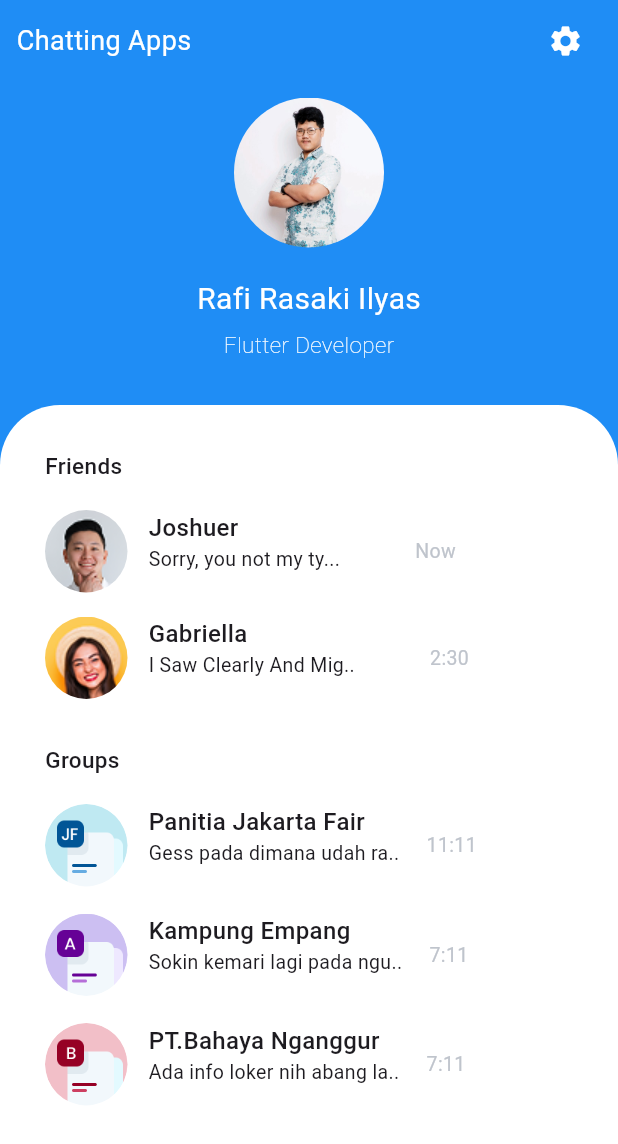
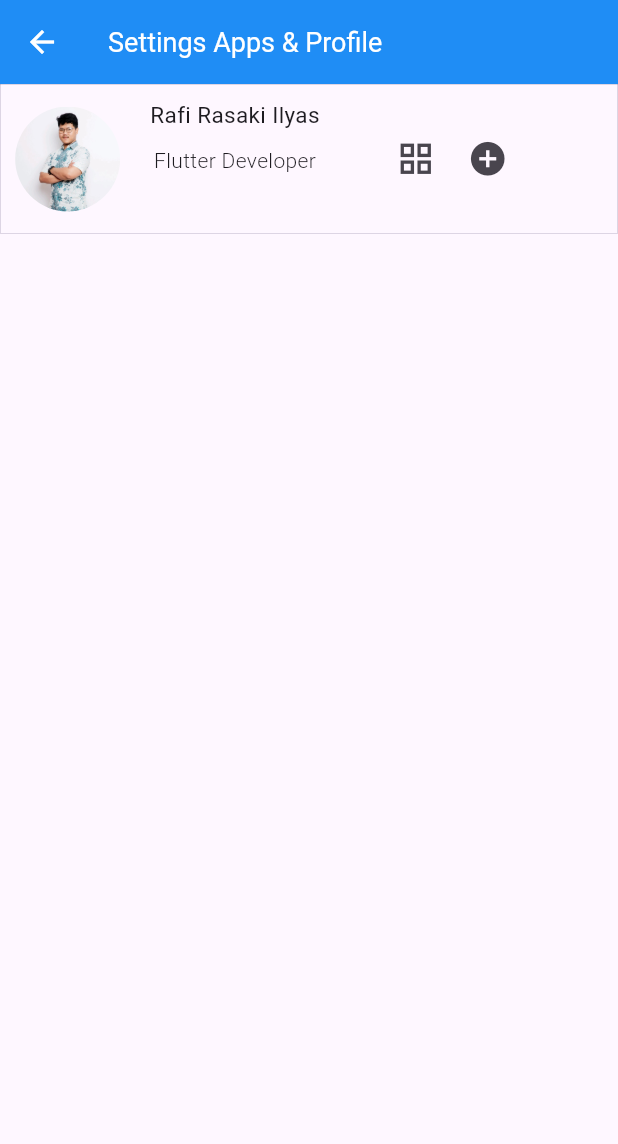
Before and after one commit to RafiRasaki/Slicing_Flutter_Chat, a Flutter app: the screen it shows after launch, after a tap on the "settings" icon, on a phone screen of 412 x 824 dp. Shown: the top 1144 px of the screen. Run offline on Flutter 3.47's test engine with Material 2 defaults, Android fonts, the phone set to English and light mode, and no system bars; our stand-ins replace google_fonts.

Commit message:
Button Settings And Room Chat

```diff
--- a/chat_apps/lib/pages/home_page.dart
+++ b/chat_apps/lib/pages/home_page.dart
@@ -1,3 +1,4 @@
+import 'package:chat_apps/pages/settings_profile.dart';
 import 'package:chat_apps/shared/themes.dart';
 import 'package:chat_apps/widget/custom_grup.dart';
 import 'package:chat_apps/widget/custom_user.dart';
@@ -38,7 +39,10 @@ class _HomePageState extends State<HomePage> {
 
                     IconButton(
                       onPressed: (){
-                        print('Button Setting Success');
+                        Navigator.push(
+                          context, MaterialPageRoute(
+                            builder: (context) => SettingsProfile())
+                        );
                       },
                       icon: Icon(
                         Icons.settings,
--- /dev/null
+++ b/chat_apps/lib/pages/settings_profile.dart
@@ -0,0 +1,101 @@
+import 'package:chat_apps/shared/themes.dart';
+import 'package:flutter/material.dart';
+
+class SettingsProfile extends StatefulWidget {
+  const SettingsProfile({super.key});
+
+  @override
+  State<SettingsProfile> createState() => _SettingsProfileState();
+}
+
+class _SettingsProfileState extends State<SettingsProfile> {
+  @override
+  Widget build(BuildContext context) {
+    return Scaffold(
+      appBar: AppBar(
+        backgroundColor: blue,
+        iconTheme: IconThemeData(
+          color: white
+        ),
+        title: Text(
+          'Settings Apps & Profile',
+          style: TextStyle(
+            fontSize: 18,
+            color: white
+          ),
+        ),
+      ),
+      body: ListView(
+        children: [
+          Container(
+            padding: EdgeInsets.all(10),
+            height: 100,
+            //color: black,
+            decoration: BoxDecoration(
+              color: Colors.transparent,
+              border: Border.all(
+                color: black,
+                width: 0.1
+              )
+            ),
+            child: Row(
+              children: [
+                Container(
+                  width: 70,
+                  height: 70 ,
+                  decoration: BoxDecoration(
+                    borderRadius: BorderRadius.circular(35),
+                    image: DecorationImage(
+                      image: AssetImage('assets/sakicuk.jpg')
+                    ),
+                  ),
+                ),
+
+                const SizedBox(width: 20),
+                Column(
+                  children: [
+                    Text(
+                      'Rafi Rasaki Ilyas',
+                      style: TextStyle(
+                        fontSize: 15,
+                        fontWeight: FontWeight.w400
+                      ),
+                    ),
+
+                 const SizedBox(height: 10),
+                    Text(
+                      'Flutter Developer',
+                      style: TextStyle(
+                        fontWeight: FontWeight.w300
+                      ),
+                    ),
+                  ],
+                ),
+                const SizedBox(width: 40),
+                IconButton(
+                  onPressed: (){
+                    print('Button Barcode');
+                  },
+                  icon: Icon(
+                    Icons.grid_view,
+                    size: 27,
+                  )
+                ),
+
+                IconButton(
+                  onPressed: () {
+                    print('Button Add Account');
+                  },
+                  icon: Icon(
+                    Icons.add_circle,
+                    size: 27,
+                  ),
+                ),
+              ],
+            ),
+          ),
+        ],
+      ),
+    );
+  }
+}
--- a/chat_apps/lib/pages/splash_screen.dart
+++ b/chat_apps/lib/pages/splash_screen.dart
@@ -85,7 +85,8 @@ class _SplashScreenState extends State<SplashScreen> {
                     'Indonesia',
                     style: TextStyle(
                       fontSize: 20,
-                      color: white
+                      color: white,
+                      letterSpacing: 2
                     ),
                   ),
                 ],
--- a/chat_apps/lib/shared/themes.dart
+++ b/chat_apps/lib/shared/themes.dart
@@ -6,6 +6,7 @@ Color green = Color(0xff93fc6e);
 Color black = Color(0xff1F1449);
 Color grey = Color(0xffbfc4cc);
 Color white = Color(0xffFFFFFF);
+Color krem = Color(0xfffffdd0);
 
 TextStyle blacktextstyle = GoogleFonts.poppins(color: black);
 
--- a/chat_apps/lib/widget/custom_grup.dart
+++ b/chat_apps/lib/widget/custom_grup.dart
@@ -1,3 +1,4 @@
+import 'package:chat_apps/pages/room_chat.dart';
 import 'package:flutter/material.dart';
 
 import '../shared/themes.dart';
@@ -20,7 +21,13 @@ class CustomGrup extends StatelessWidget {
 
   @override
   Widget build(BuildContext context) {
-    return Container(
+    return GestureDetector(
+      onTap: (){
+        Navigator.push(
+          context, MaterialPageRoute(builder: (context) => RoomChatPage())
+        );
+      },
+      child: Container(
         width: 315,
         height: 55,
         child: Row(
@@ -55,6 +62,7 @@ class CustomGrup extends StatelessWidget {
             ),
           ],
         ),
+      ),
     );
   }
 }
--- a/chat_apps/lib/widget/custom_user.dart
+++ b/chat_apps/lib/widget/custom_user.dart
@@ -1,3 +1,4 @@
+import 'package:chat_apps/pages/room_chat.dart';
 import 'package:flutter/material.dart';
 
 import '../shared/themes.dart';
@@ -19,7 +20,14 @@ class CustomUser extends StatelessWidget {
 
   @override
   Widget build(BuildContext context) {
-    return  Container(
+    return GestureDetector(
+      onTap: (){
+        print("Button User");
+        Navigator.push(
+          context, MaterialPageRoute(builder: (context) => RoomChatPage() ),
+        );
+      },
+      child: Container(
         width: 315,
         height: 55,
         child: Row(
@@ -54,6 +62,7 @@ class CustomUser extends StatelessWidget {
             ),
           ],
         ),
+      ),
     );
   }
 }
```
Also changed, not shown: chat_apps/lib/pages/room_chat.dart (added, +202 -0 lines). Lines whose indentation alone changed are shown as unchanged.
